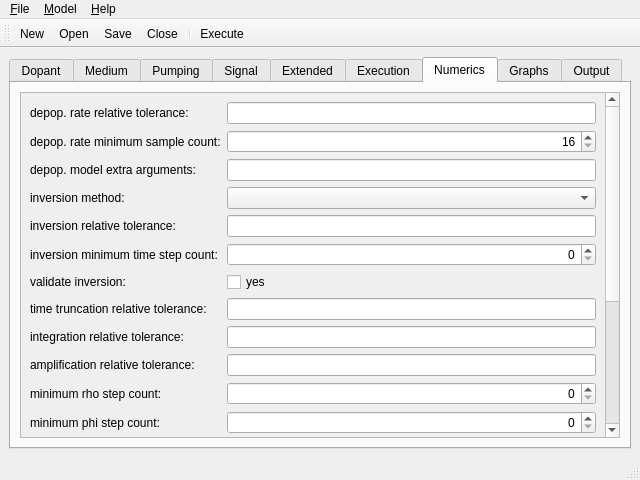
The window that npamp/mainwin.ui (vsemionov/npamp) describes before a commit, drawn with Qt 5.
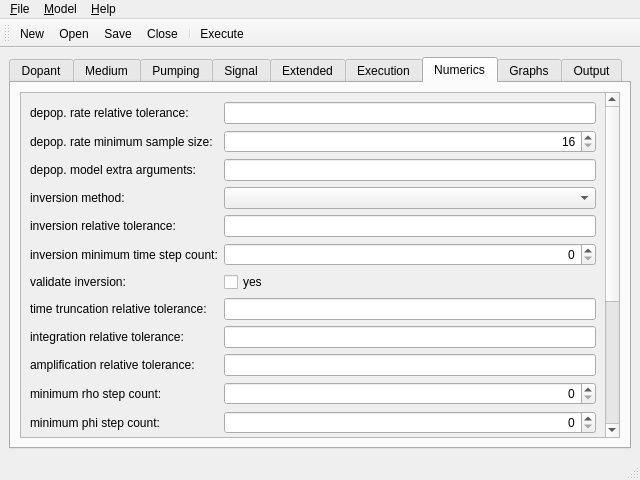
The same window after the commit. The open tabs and pages were chosen to show the change. Icons and pictures are not drawn.

```diff
--- a/npamp/mainwin.ui
+++ b/npamp/mainwin.ui
@@ -866,7 +866,7 @@
             <item row="1" column="0">
              <widget class="QLabel" name="label_depop_rate_min_samples">
               <property name="text">
-               <string>depop. rate minimum sample count:</string>
+               <string>depop. rate minimum sample size:</string>
               </property>
              </widget>
             </item>
```
